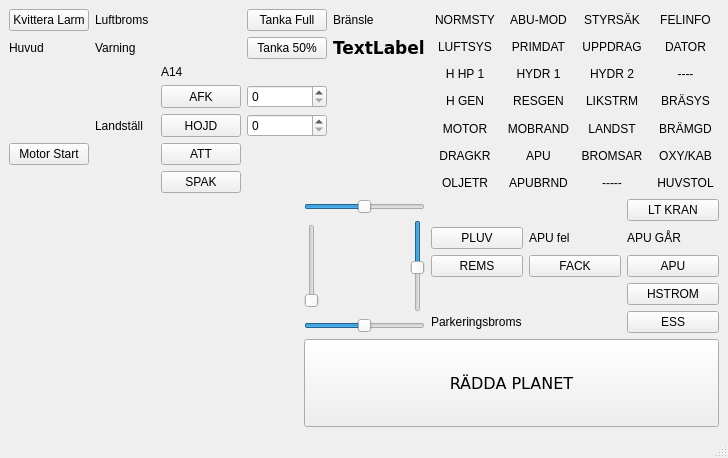
f11museum/JAS-IS-Cockpit, file ui/main.ui: the form before one commit.
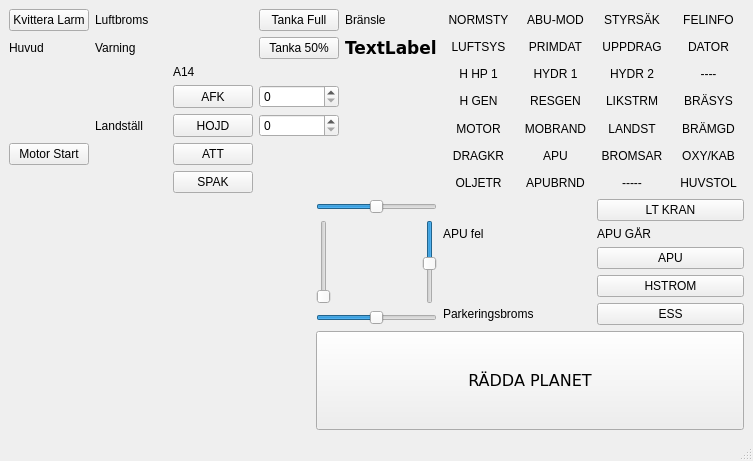
The form after the commit.

Commit message: rensade lite knappar

```diff
--- a/ui/main.ui
+++ b/ui/main.ui
@@ -6,8 +6,8 @@
    <rect>
     <x>0</x>
     <y>0</y>
-    <width>728</width>
-    <height>458</height>
+    <width>753</width>
+    <height>461</height>
    </rect>
   </property>
   <property name="windowTitle">
@@ -336,34 +336,6 @@
         </property>
        </widget>
       </item>
-      <item row="4" column="0">
-       <widget class="QLabel" name="lamps_park">
-        <property name="text">
-         <string>Parkeringsbroms</string>
-        </property>
-       </widget>
-      </item>
-      <item row="2" column="0">
-       <widget class="QPushButton" name="mot_rems">
-        <property name="text">
-         <string>REMS</string>
-        </property>
-       </widget>
-      </item>
-      <item row="2" column="1">
-       <widget class="QPushButton" name="mot_fack">
-        <property name="text">
-         <string>FACK</string>
-        </property>
-       </widget>
-      </item>
-      <item row="1" column="0">
-       <widget class="QPushButton" name="dap_button_pluv">
-        <property name="text">
-         <string>PLUV</string>
-        </property>
-       </widget>
-      </item>
       <item row="1" column="1">
        <widget class="QLabel" name="lamps_apu_red">
         <property name="text">
@@ -371,6 +343,13 @@
         </property>
        </widget>
       </item>
+      <item row="4" column="1">
+       <widget class="QLabel" name="lamps_park">
+        <property name="text">
+         <string>Parkeringsbroms</string>
+        </property>
+       </widget>
+      </item>
      </layout>
     </item>
     <item row="2" column="1">
```
Left out of the diff: 4 changed lines with no effect on the pictures. The commit also changes 2 other files.
